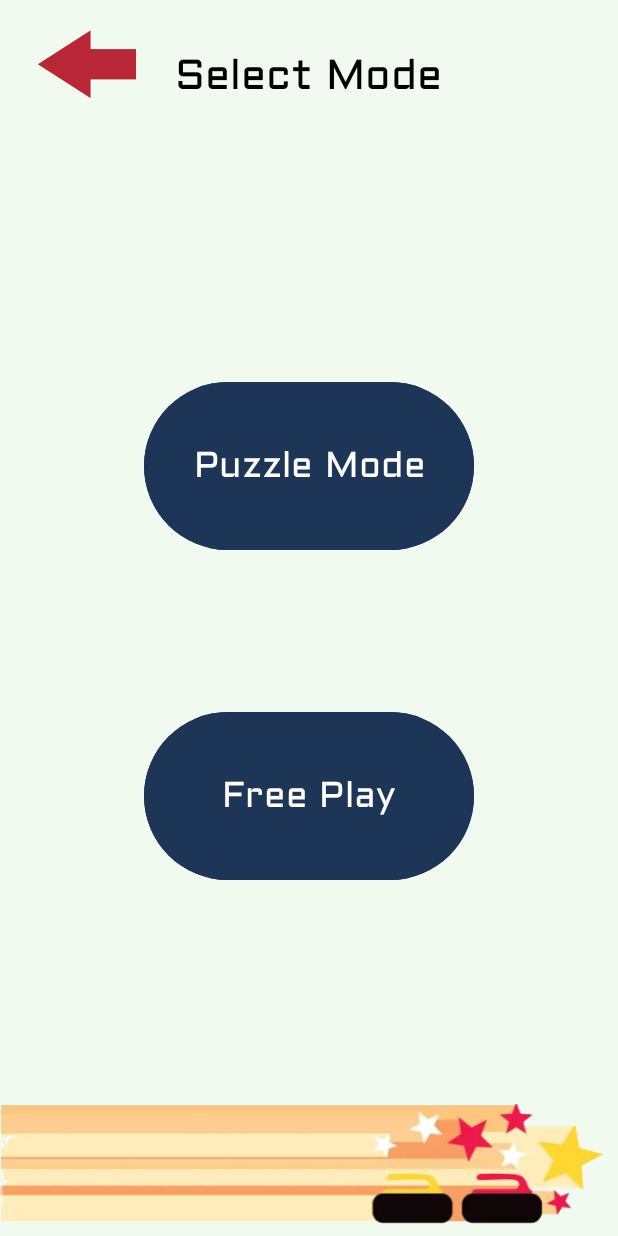
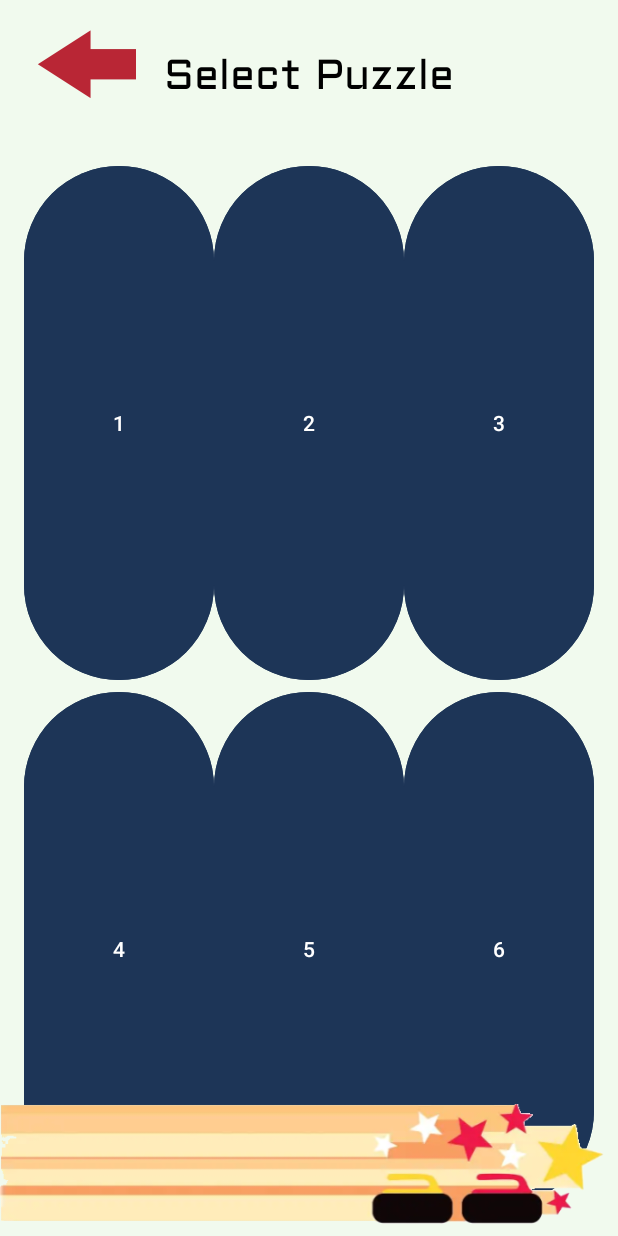
Before and after one commit to JamieStewart4/CS2063-project, an Android app: the screen it shows after launch (SelectMode before the commit, PuzzleSelect after it), after a tap on "PLAY!", on a phone screen of 412 x 824 dp. Run offline under Robolectric (Android 15) with nearby library versions, the phone set to English and light mode, and no system bars.

Commit message:
puzzle select
added puzzle select with slideable grid of puzzles

```diff
--- a/app/src/main/AndroidManifest.xml
+++ b/app/src/main/AndroidManifest.xml
@@ -14,6 +14,11 @@
         tools:targetApi="31">
         <activity
             android:name=".PuzzleComplete"
+            android:exported="false">
+
+        </activity>
+        <activity
+            android:name=".PuzzleSelect"
             android:exported="false">
 
         </activity>
--- a/app/src/main/java/com/example/curlingclubchampions/MainActivity.kt
+++ b/app/src/main/java/com/example/curlingclubchampions/MainActivity.kt
@@ -21,7 +21,7 @@ class MainActivity : AppCompatActivity() {
 
         val playButton = findViewById<Button>(R.id.play_button)
         playButton.setOnClickListener {
-            val intent = Intent(this@MainActivity, SelectMode::class.java)
+            val intent = Intent(this@MainActivity, PuzzleSelect::class.java)
             startActivity(intent)
         }
     }
--- /dev/null
+++ b/app/src/main/java/com/example/curlingclubchampions/PuzzleSelect.kt
@@ -0,0 +1,24 @@
+package com.example.curlingclubchampions
+
+import android.os.Bundle
+import android.widget.Button
+import androidx.appcompat.app.AppCompatActivity
+import androidx.viewpager2.widget.ViewPager2
+import com.example.curlingclubchampions.adapters.PuzzlePagerAdapter
+
+class PuzzleSelect : AppCompatActivity() {
+    override fun onCreate(savedInstanceState: Bundle?) {
+        super.onCreate(savedInstanceState)
+        setContentView(R.layout.puzzle_select)
+
+        // Set up ViewPager2 for swiping
+        val viewPager = findViewById<ViewPager2>(R.id.view_pager)
+        viewPager.adapter = PuzzlePagerAdapter(this)
+
+        // Back button functionality
+        val backButton = findViewById<Button>(R.id.back_button)
+        backButton.setOnClickListener {
+            finish()
+        }
+    }
+}
--- /dev/null
+++ b/app/src/main/java/com/example/curlingclubchampions/adapters/PuzzlePagerAdapter.kt
@@ -0,0 +1,21 @@
+package com.example.curlingclubchampions.adapters
+
+import androidx.appcompat.app.AppCompatActivity
+import androidx.fragment.app.Fragment
+import androidx.viewpager2.adapter.FragmentStateAdapter
+import com.example.curlingclubchampions.fragments.EasyFragment
+import com.example.curlingclubchampions.fragments.MediumFragment
+import com.example.curlingclubchampions.fragments.HardFragment
+
+class PuzzlePagerAdapter(activity: AppCompatActivity) : FragmentStateAdapter(activity) {
+    override fun getItemCount(): Int = 3 // Number of pages: Easy, Medium, Hard
+
+    override fun createFragment(position: Int): Fragment {
+        return when (position) {
+            0 -> EasyFragment()   // First page: Easy
+            1 -> MediumFragment() // Second page: Medium
+            2 -> HardFragment()   // Third page: Hard
+            else -> throw IllegalStateException("Unexpected position $position")
+        }
+    }
+}
--- /dev/null
+++ b/app/src/main/java/com/example/curlingclubchampions/fragments/EasyFragment.kt
@@ -0,0 +1,17 @@
+package com.example.curlingclubchampions.fragments
+
+import android.os.Bundle
+import android.view.LayoutInflater
+import android.view.View
+import android.view.ViewGroup
+import androidx.fragment.app.Fragment
+import com.example.curlingclubchampions.R
+
+class EasyFragment : Fragment() {
+    override fun onCreateView(
+        inflater: LayoutInflater, container: ViewGroup?,
+        savedInstanceState: Bundle?
+    ): View {
+        return inflater.inflate(R.layout.fragment_easy, container, false)
+    }
+}
--- /dev/null
+++ b/app/src/main/res/layout/fragment_easy.xml
@@ -0,0 +1,69 @@
+<GridLayout xmlns:android="http://schemas.android.com/apk/res/android"
+    android:layout_width="match_parent"
+    android:layout_height="match_parent"
+    android:columnCount="3"
+    android:rowCount="2"
+    android:padding="16dp">
+
+    <Button
+        android:id="@+id/level_1"
+        android:layout_width="0dp"
+        android:layout_height="0dp"
+        android:layout_columnWeight="1"
+        android:layout_rowWeight="1"
+        android:backgroundTint="@color/button"
+        android:textColor="@color/white"
+        android:text="1" />
+
+    <Button
+        android:id="@+id/level_2"
+        android:layout_width="0dp"
+        android:layout_height="0dp"
+        android:layout_columnWeight="1"
+        android:layout_rowWeight="1"
+        android:backgroundTint="@color/button"
+        android:textColor="@color/white"
+        android:text="2" />
+
+    <Button
+        android:id="@+id/level_3"
+        android:layout_width="0dp"
+        android:layout_height="0dp"
+        android:layout_columnWeight="1"
+        android:layout_rowWeight="1"
+        android:backgroundTint="@color/button"
+        android:textColor="@color/white"
+        android:text="3" />
+
+    <Button
+        android:id="@+id/level_4"
+        android:layout_width="0dp"
+        android:layout_height="0dp"
+        android:layout_columnWeight="1"
+        android:layout_rowWeight="1"
+        android:backgroundTint="@color/button"
+        android:textColor="@color/white"
+        android:text="4" />
+
+    <Button
+        android:id="@+id/level_5"
+        android:layout_width="0dp"
+        android:layout_height="0dp"
+        android:layout_columnWeight="1"
+        android:layout_rowWeight="1"
+        android:backgroundTint="@color/button"
+        android:textColor="@color/white"
+        android:text="5" />
+
+    <Button
+        android:id="@+id/level_6"
+        android:layout_width="0dp"
+        android:layout_height="0dp"
+        android:layout_columnWeight="1"
+        android:layout_rowWeight="1"
+        android:backgroundTint="@color/button"
+        android:textColor="@color/white"
+        android:text="6" />
+
+
+</GridLayout>
--- /dev/null
+++ b/app/src/main/res/layout/puzzle_select.xml
@@ -0,0 +1,43 @@
+<?xml version="1.0" encoding="utf-8"?>
+<RelativeLayout xmlns:android="http://schemas.android.com/apk/res/android"
+    xmlns:app="http://schemas.android.com/apk/res-auto"
+    xmlns:tools="http://schemas.android.com/tools"
+    android:layout_width="match_parent"
+    android:layout_height="match_parent"
+    android:background="@color/background">
+
+    <Button
+        android:id="@+id/back_button"
+        android:layout_width="wrap_content"
+        android:layout_height="wrap_content"
+        android:background="@color/transparent"
+        android:layout_alignParentStart="true"
+        android:drawableTop="@drawable/red_back_arrow">
+    </Button>
+
+    <TextView
+        android:id="@+id/puzzle_select_title"
+        android:layout_width="wrap_content"
+        android:layout_height="wrap_content"
+        android:text="@string/puzzle_select_title"
+        android:fontFamily="@font/aldrich"
+        android:textSize="28sp"
+        android:textColor="@color/black"
+        android:typeface="monospace"
+        android:layout_centerHorizontal="true"
+        android:layout_marginTop="30dp"/>
+
+    <androidx.viewpager2.widget.ViewPager2
+        android:id="@+id/view_pager"
+        android:layout_width="match_parent"
+        android:layout_height="match_parent"
+        android:layout_below="@id/puzzle_select_title"
+        android:layout_marginTop="20dp" />
+
+    <ImageView
+        android:id="@+id/sliding_rocks"
+        android:layout_width="match_parent"
+        android:layout_height="92dp"
+        android:layout_alignParentBottom="true"
+        app:srcCompat="@drawable/sliding_rocks" />
+</RelativeLayout>
--- a/app/src/main/res/values/strings.xml
+++ b/app/src/main/res/values/strings.xml
@@ -4,6 +4,7 @@
     <string name="puzzle_button">Puzzle Mode</string>
     <string name="free_play_button">Free Play</string>
     <string name="select_mode_title">Select Mode</string>
+    <string name="puzzle_select_title">Select Puzzle</string>
     <string name="congratulations_text">Congratulations Username!</string>
     <string name="congratulations_info">Level 2 (Easy) complete.</string>
     <string name="star_progress">2/27 total stars achieved.</string>
```
Also changed, not shown: app/src/main/java/com/example/curlingclubchampions/fragments/HardFragment.kt (added, +17 -0 lines), app/src/main/java/com/example/curlingclubchampions/fragments/MediumFragment.kt (added, +17 -0 lines), app/src/main/res/layout/fragment_hard.xml (added, +69 -0 lines), app/src/main/res/layout/fragment_medium.xml (added, +69 -0 lines).
